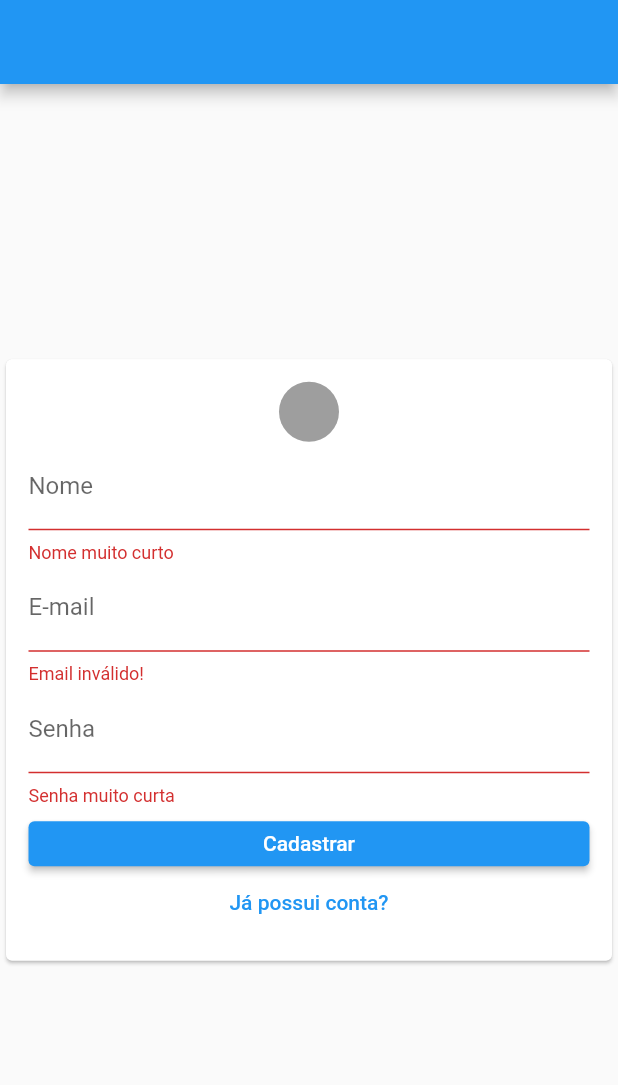
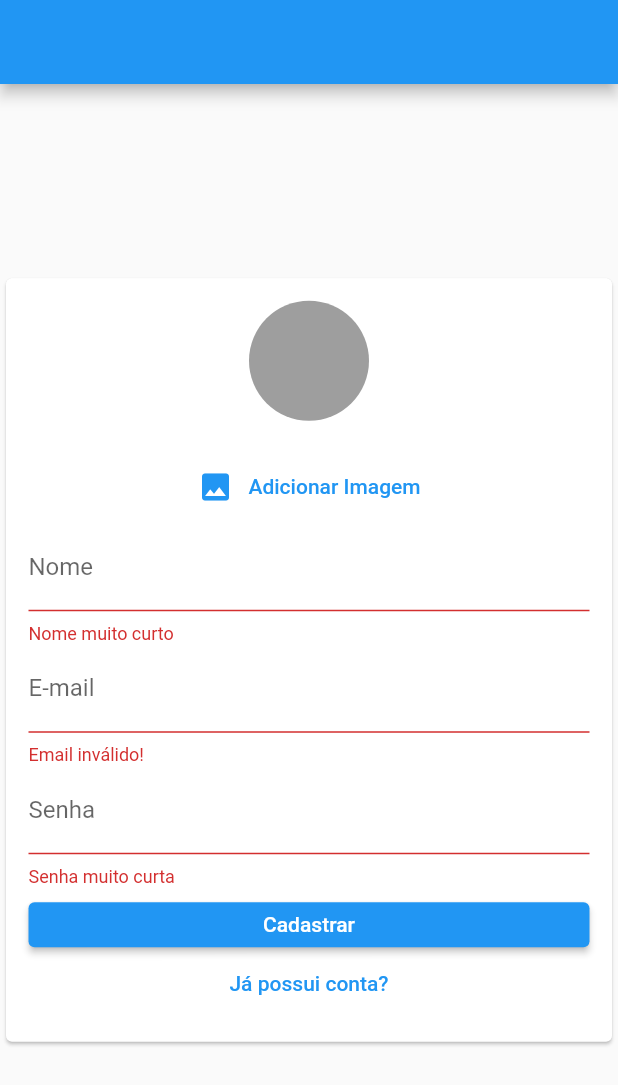
Before and after one commit to mechztcc/flutter-chat, a Flutter app: the screen it shows after launch, after a tap on "Criar nova conta", on a phone screen of 412 x 824 dp. Shown: the top 1085 px of the screen. Run offline on Flutter 3.47's test engine with Material 2 defaults, Android fonts, the phone set to English and light mode, and no system bars.

Commit message:
feat: prepared to get image from gallery

```diff
--- a/lib/components/user_image_picker.dart
+++ b/lib/components/user_image_picker.dart
@@ -12,13 +12,41 @@ class UserImagePicker extends StatefulWidget {
 }
 
 class _UserImagePickerState extends State<UserImagePicker> {
+
+  File? _image;
+
+  void _pickImage() {
+
+  }
+
   @override
   Widget build(BuildContext context) {
     return Column(
-      children: const [
+      children: [
         CircleAvatar(
+          radius: 40,
           backgroundColor: Colors.grey,
+          backgroundImage: _image != null ? FileImage(_image!) : null,
         ),
+        const SizedBox(
+          height: 20,
+        ),
+        TextButton(
+          onPressed: _pickImage,
+          child: Row(
+            mainAxisAlignment: MainAxisAlignment.center,
+            children: [
+              Icon(
+                Icons.image,
+                color: Theme.of(context).primaryColor,
+              ),
+              const SizedBox(
+                width: 10,
+              ),
+              const Text('Adicionar Imagem')
+            ],
+          ),
+        )
       ],
     );
   }
```
